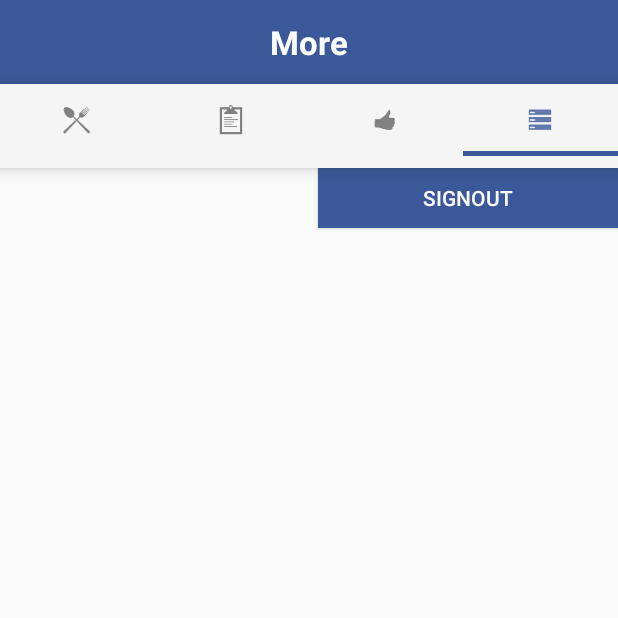
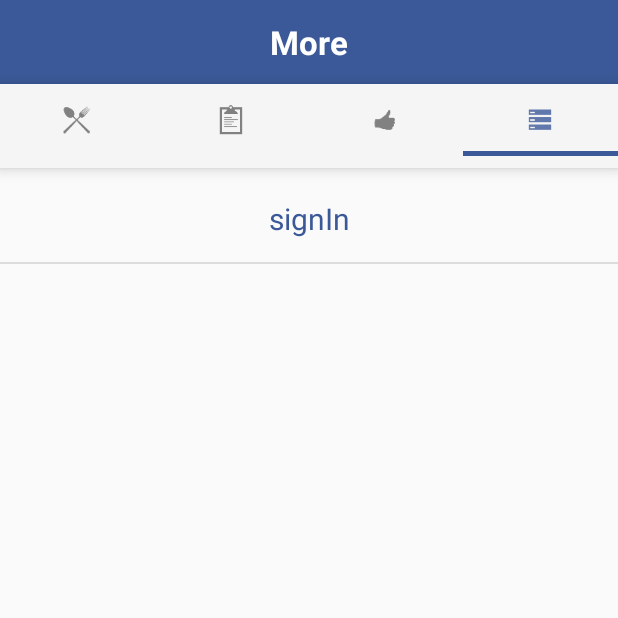
Before and after one commit to lakshmiplr/Foodswaha-app, an Android app: the DisplayHotelsActivity screen opened directly, with no data from a screen before it, tab 4 chosen, on a phone screen of 412 x 824 dp, the top half of it. Run offline under Robolectric (Android 15) with nearby library versions, the light colour scheme and no system bars; our stand-ins replace Volley; 4 statements that could not run were skipped.

Commit message:
Merge branch 'master' of https://bitbucket.org/foodswahateam/foodswaha-app
Conflicts:
	app/src/main/java/com/foodswaha/foodswaha/DisplayHotelsActivity.java

```diff
--- a/app/src/main/res/layout/fragment_more.xml
+++ b/app/src/main/res/layout/fragment_more.xml
@@ -2,23 +2,28 @@
 <RelativeLayout xmlns:android="http://schemas.android.com/apk/res/android"
     android:layout_width="match_parent"
     android:layout_height="match_parent"
-    xmlns:tools="http://schemas.android.com/tools">
+    xmlns:tools="http://schemas.android.com/tools"
+    android:id="@+id/more">
 
 
-    <Button
-        android:layout_width="wrap_content"
+    <TextView
+        android:layout_width="match_parent"
         android:layout_height="wrap_content"
-        android:id="@+id/signOut"
-        android:visibility="visible"
-        android:maxHeight="40dp"
-        android:maxWidth="200dp"
-        android:minHeight="40dp"
-        android:minWidth="200dp"
-        android:background="#3b5998"
-        android:textColor="#ffffff"
-        android:text="SignOut"
+        android:textAppearance="?android:attr/textAppearanceSmall"
+        android:id="@+id/signInOutText"
         android:layout_alignParentTop="true"
-        android:layout_alignParentRight="true"
-        android:layout_alignParentEnd="true" />
-
+        android:layout_alignParentLeft="true"
+        android:layout_alignParentStart="true"
+        android:layout_marginTop="20dp"
+        android:text="signIn"
+        android:textSize="20dp"
+        android:textColor="#3B5998"
+        android:gravity="center" />
+    <View
+        android:layout_width="match_parent"
+        android:layout_height="1dp"
+        android:background="?android:attr/listDivider"
+        android:layout_below="@+id/signInOutText"
+        android:id="@+id/bottomLine"
+        android:layout_marginTop="15dp" />
 </RelativeLayout>
```
Also changed, not shown: app/src/main/java/com/foodswaha/foodswaha/AddressAdapter.java (+25 -0 lines), app/src/main/java/com/foodswaha/foodswaha/DisplayHotelsActivity.java (+5 -2 lines), app/src/main/java/com/foodswaha/foodswaha/MoreFragment.java (+62 -7 lines), 1 other file.
